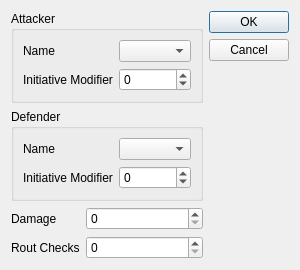
ErikSeguinte/ex-3e-tracker-Python, file lib/attack_gui.ui: the form before one commit.
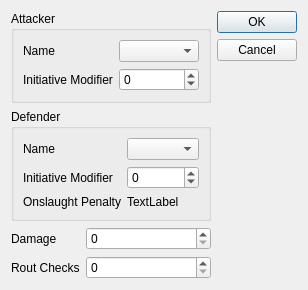
The form after the commit.

Commit message: Onslaught penalty in modification window working.

Diff of the .ui file:
```diff
--- a/lib/attack_gui.ui
+++ b/lib/attack_gui.ui
@@ -6,8 +6,8 @@
    <rect>
     <x>0</x>
     <y>0</y>
-    <width>279</width>
-    <height>238</height>
+    <width>293</width>
+    <height>263</height>
    </rect>
   </property>
   <property name="windowTitle">
@@ -79,6 +79,20 @@
           </property>
          </widget>
         </item>
+        <item row="3" column="0">
+         <widget class="QLabel" name="label_7">
+          <property name="text">
+           <string>Onslaught Penalty</string>
+          </property>
+         </widget>
+        </item>
+        <item row="3" column="1">
+         <widget class="QLabel" name="onslaught_lbl">
+          <property name="text">
+           <string>TextLabel</string>
+          </property>
+         </widget>
+        </item>
        </layout>
       </widget>
      </item>
```
The commit also changes 9 other files.
